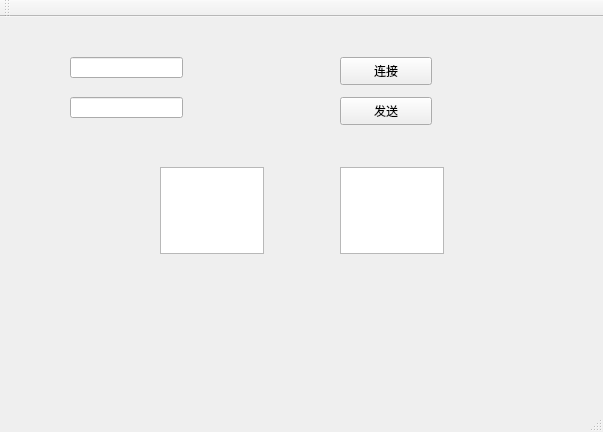
The window that mainwindow.ui (kingvei/Sample_Qt) describes before a commit, drawn with Qt 5.
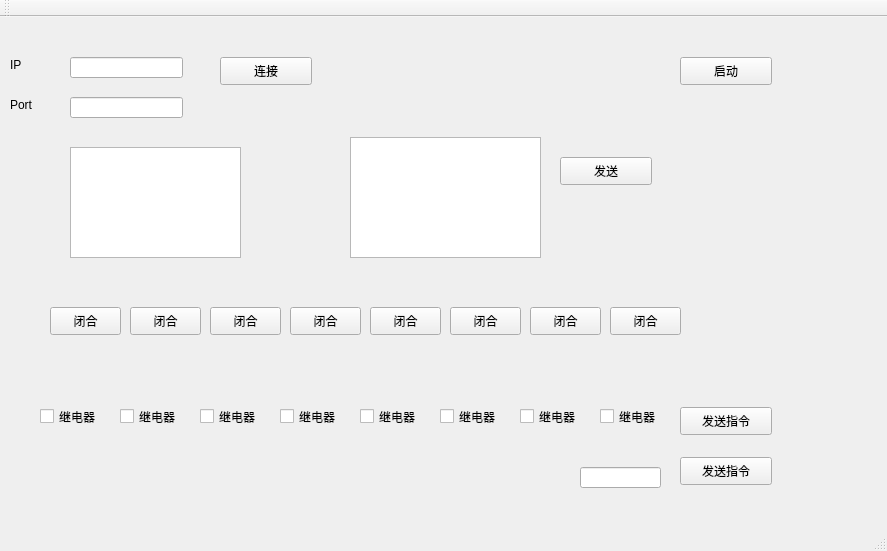
The same window after the commit.

Commit message: 编写界面发送指令的槽函数（未测试）

What changed in the file:
```diff
--- a/mainwindow.ui
+++ b/mainwindow.ui
@@ -6,13 +6,19 @@
    <rect>
     <x>0</x>
     <y>0</y>
-    <width>603</width>
-    <height>432</height>
+    <width>887</width>
+    <height>551</height>
    </rect>
   </property>
   <property name="windowTitle">
    <string>MainWindow</string>
   </property>
+  <property name="iconSize">
+   <size>
+    <width>29</width>
+    <height>29</height>
+   </size>
+  </property>
   <widget class="QWidget" name="centralWidget">
    <widget class="QLineEdit" name="srvIPLineEdit">
     <property name="geometry">
@@ -37,27 +43,27 @@
    <widget class="QTextEdit" name="tcpSendText">
     <property name="geometry">
      <rect>
-      <x>160</x>
-      <y>150</y>
-      <width>104</width>
-      <height>87</height>
+      <x>70</x>
+      <y>130</y>
+      <width>171</width>
+      <height>111</height>
      </rect>
     </property>
    </widget>
    <widget class="QTextEdit" name="tcpRecvText">
     <property name="geometry">
      <rect>
-      <x>340</x>
-      <y>150</y>
-      <width>104</width>
-      <height>87</height>
+      <x>350</x>
+      <y>120</y>
+      <width>191</width>
+      <height>121</height>
      </rect>
     </property>
    </widget>
    <widget class="QPushButton" name="tcpEstablishButton">
     <property name="geometry">
      <rect>
-      <x>340</x>
+      <x>220</x>
       <y>40</y>
       <width>92</width>
       <height>28</height>
@@ -70,8 +76,8 @@
    <widget class="QPushButton" name="tcpSendButton">
     <property name="geometry">
      <rect>
-      <x>340</x>
-      <y>80</y>
+      <x>560</x>
+      <y>140</y>
       <width>92</width>
       <height>28</height>
      </rect>
@@ -80,6 +86,289 @@
      <string>发送</string>
     </property>
    </widget>
+   <widget class="QLabel" name="label">
+    <property name="geometry">
+     <rect>
+      <x>10</x>
+      <y>40</y>
+      <width>41</width>
+      <height>16</height>
+     </rect>
+    </property>
+    <property name="text">
+     <string>IP</string>
+    </property>
+   </widget>
+   <widget class="QLabel" name="label_2">
+    <property name="geometry">
+     <rect>
+      <x>10</x>
+      <y>80</y>
+      <width>41</width>
+      <height>16</height>
+     </rect>
+    </property>
+    <property name="text">
+     <string>Port</string>
+    </property>
+   </widget>
+   <widget class="QPushButton" name="setAllRelayButton_Box">
+    <property name="geometry">
+     <rect>
+      <x>680</x>
+      <y>390</y>
+      <width>92</width>
+      <height>28</height>
+     </rect>
+    </property>
+    <property name="text">
+     <string>发送指令</string>
+    </property>
+   </widget>
+   <widget class="QCheckBox" name="relayCheckBox_1">
+    <property name="geometry">
+     <rect>
+      <x>40</x>
+      <y>390</y>
+      <width>71</width>
+      <height>19</height>
+     </rect>
+    </property>
+    <property name="text">
+     <string>继电器</string>
+    </property>
+   </widget>
+   <widget class="QCheckBox" name="relayCheckBox_2">
+    <property name="geometry">
+     <rect>
+      <x>120</x>
+      <y>390</y>
+      <width>71</width>
+      <height>19</height>
+     </rect>
+    </property>
+    <property name="text">
+     <string>继电器</string>
+    </property>
+   </widget>
+   <widget class="QCheckBox" name="relayCheckBox_3">
+    <property name="geometry">
+     <rect>
+      <x>200</x>
+      <y>390</y>
+      <width>71</width>
+      <height>19</height>
+     </rect>
+    </property>
+    <property name="text">
+     <string>继电器</string>
+    </property>
+   </widget>
+   <widget class="QCheckBox" name="relayCheckBox_4">
+    <property name="geometry">
+     <rect>
+      <x>280</x>
+      <y>390</y>
+      <width>71</width>
+      <height>19</height>
+     </rect>
+    </property>
+    <property name="text">
+     <string>继电器</string>
+    </property>
+   </widget>
+   <widget class="QCheckBox" name="relayCheckBox_5">
+    <property name="geometry">
+     <rect>
+      <x>360</x>
+      <y>390</y>
+      <width>71</width>
+      <height>19</height>
+     </rect>
+    </property>
+    <property name="text">
+     <string>继电器</string>
+    </property>
+   </widget>
+   <widget class="QCheckBox" name="relayCheckBox_6">
+    <property name="geometry">
+     <rect>
+      <x>440</x>
+      <y>390</y>
+      <width>71</width>
+      <height>19</height>
+     </rect>
+    </property>
+    <property name="text">
+     <string>继电器</string>
+    </property>
+   </widget>
+   <widget class="QCheckBox" name="relayCheckBox_7">
+    <property name="geometry">
+     <rect>
+      <x>520</x>
+      <y>390</y>
+      <width>71</width>
+      <height>19</height>
+     </rect>
+    </property>
+    <property name="text">
+     <string>继电器</string>
+    </property>
+   </widget>
+   <widget class="QCheckBox" name="relayCheckBox_8">
+    <property name="geometry">
+     <rect>
+      <x>600</x>
+      <y>390</y>
+      <width>71</width>
+      <height>19</height>
+     </rect>
+    </property>
+    <property name="text">
+     <string>继电器</string>
+    </property>
+   </widget>
+   <widget class="QLineEdit" name="relayNumLineEdit">
+    <property name="geometry">
+     <rect>
+      <x>580</x>
+      <y>450</y>
+      <width>81</width>
+      <height>21</height>
+     </rect>
+    </property>
+   </widget>
+   <widget class="QPushButton" name="setAllRelayButton_Num">
+    <property name="geometry">
+     <rect>
+      <x>680</x>
+      <y>440</y>
+      <width>92</width>
+      <height>28</height>
+     </rect>
+    </property>
+    <property name="text">
+     <string>发送指令</string>
+    </property>
+   </widget>
+   <widget class="QPushButton" name="runSystemButton">
+    <property name="geometry">
+     <rect>
+      <x>680</x>
+      <y>40</y>
+      <width>92</width>
+      <height>28</height>
+     </rect>
+    </property>
+    <property name="text">
+     <string>启动</string>
+    </property>
+   </widget>
+   <widget class="QPushButton" name="relayButton_1">
+    <property name="geometry">
+     <rect>
+      <x>50</x>
+      <y>290</y>
+      <width>71</width>
+      <height>28</height>
+     </rect>
+    </property>
+    <property name="text">
+     <string>闭合</string>
+    </property>
+   </widget>
+   <widget class="QPushButton" name="relayButton_2">
+    <property name="geometry">
+     <rect>
+      <x>130</x>
+      <y>290</y>
+      <width>71</width>
+      <height>28</height>
+     </rect>
+    </property>
+    <property name="text">
+     <string>闭合</string>
+    </property>
+   </widget>
+   <widget class="QPushButton" name="relayButton_3">
+    <property name="geometry">
+     <rect>
+      <x>210</x>
+      <y>290</y>
+      <width>71</width>
+      <height>28</height>
+     </rect>
+    </property>
+    <property name="text">
+     <string>闭合</string>
+    </property>
+   </widget>
+   <widget class="QPushButton" name="relayButton_4">
+    <property name="geometry">
+     <rect>
+      <x>290</x>
+      <y>290</y>
+      <width>71</width>
+      <height>28</height>
+     </rect>
+    </property>
+    <property name="text">
+     <string>闭合</string>
+    </property>
+   </widget>
+   <widget class="QPushButton" name="relayButton_5">
+    <property name="geometry">
+     <rect>
+      <x>370</x>
+      <y>290</y>
+      <width>71</width>
+      <height>28</height>
+     </rect>
+    </property>
+    <property name="text">
+     <string>闭合</string>
+    </property>
+   </widget>
+   <widget class="QPushButton" name="relayButton_6">
+    <property name="geometry">
+     <rect>
+      <x>450</x>
+      <y>290</y>
+      <width>71</width>
+      <height>28</height>
+     </rect>
+    </property>
+    <property name="text">
+     <string>闭合</string>
+    </property>
+   </widget>
+   <widget class="QPushButton" name="relayButton_7">
+    <property name="geometry">
+     <rect>
+      <x>530</x>
+      <y>290</y>
+      <width>71</width>
+      <height>28</height>
+     </rect>
+    </property>
+    <property name="text">
+     <string>闭合</string>
+    </property>
+   </widget>
+   <widget class="QPushButton" name="relayButton_8">
+    <property name="geometry">
+     <rect>
+      <x>610</x>
+      <y>290</y>
+      <width>71</width>
+      <height>28</height>
+     </rect>
+    </property>
+    <property name="text">
+     <string>闭合</string>
+    </property>
+   </widget>
   </widget>
   <widget class="QMenuBar" name="menuBar">
    <property name="geometry">
```
Left out of the diff: 2 changed lines with no effect on the pictures. The commit also changes 6 other files.
